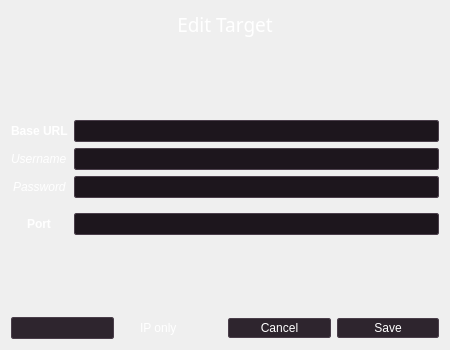
First picture: the form in core/qt5/EditTargetDialog.ui, repository 0xInfection/TIDoS-Framework, before the edit.
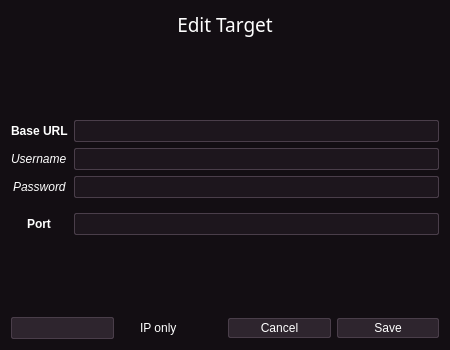
Second picture: the form after the edit. Icons and pictures are not drawn.

Commit message: Fixed Links + update README + fix GUI palette

Patch:
```diff
--- a/core/qt5/EditTargetDialog.ui
+++ b/core/qt5/EditTargetDialog.ui
@@ -16,6 +16,583 @@
     <verstretch>0</verstretch>
    </sizepolicy>
   </property>
+  <property name="palette">
+   <palette>
+    <active>
+     <colorrole role="WindowText">
+      <brush brushstyle="SolidPattern">
+       <color alpha="255">
+        <red>239</red>
+        <green>240</green>
+        <blue>241</blue>
+       </color>
+      </brush>
+     </colorrole>
+     <colorrole role="Button">
+      <brush brushstyle="SolidPattern">
+       <color alpha="255">
+        <red>33</red>
+        <green>25</green>
+        <blue>33</blue>
+       </color>
+      </brush>
+     </colorrole>
+     <colorrole role="Light">
+      <brush brushstyle="SolidPattern">
+       <color alpha="255">
+        <red>122</red>
+        <green>110</green>
+        <blue>122</blue>
+       </color>
+      </brush>
+     </colorrole>
+     <colorrole role="Midlight">
+      <brush brushstyle="SolidPattern">
+       <color alpha="255">
+        <red>122</red>
+        <green>110</green>
+        <blue>122</blue>
+       </color>
+      </brush>
+     </colorrole>
+     <colorrole role="Dark">
+      <brush brushstyle="SolidPattern">
+       <color alpha="255">
+        <red>122</red>
+        <green>110</green>
+        <blue>122</blue>
+       </color>
+      </brush>
+     </colorrole>
+     <colorrole role="Mid">
+      <brush brushstyle="SolidPattern">
+       <color alpha="255">
+        <red>122</red>
+        <green>110</green>
+        <blue>122</blue>
+       </color>
+      </brush>
+     </colorrole>
+     <colorrole role="Text">
+      <brush brushstyle="SolidPattern">
+       <color alpha="255">
+        <red>239</red>
+        <green>240</green>
+        <blue>241</blue>
+       </color>
+      </brush>
+     </colorrole>
+     <colorrole role="BrightText">
+      <brush brushstyle="SolidPattern">
+       <color alpha="255">
+        <red>255</red>
+        <green>255</green>
+        <blue>255</blue>
+       </color>
+      </brush>
+     </colorrole>
+     <colorrole role="ButtonText">
+      <brush brushstyle="SolidPattern">
+       <color alpha="255">
+        <red>239</red>
+        <green>240</green>
+        <blue>241</blue>
+       </color>
+      </brush>
+     </colorrole>
+     <colorrole role="Base">
+      <brush brushstyle="SolidPattern">
+       <color alpha="255">
+        <red>29</red>
+        <green>22</green>
+        <blue>29</blue>
+       </color>
+      </brush>
+     </colorrole>
+     <colorrole role="Window">
+      <brush brushstyle="SolidPattern">
+       <color alpha="255">
+        <red>19</red>
+        <green>14</green>
+        <blue>19</blue>
+       </color>
+      </brush>
+     </colorrole>
+     <colorrole role="Shadow">
+      <brush brushstyle="SolidPattern">
+       <color alpha="255">
+        <red>122</red>
+        <green>110</green>
+        <blue>122</blue>
+       </color>
+      </brush>
+     </colorrole>
+     <colorrole role="Highlight">
+      <brush brushstyle="SolidPattern">
+       <color alpha="255">
+        <red>39</red>
+        <green>29</green>
+        <blue>39</blue>
+       </color>
+      </brush>
+     </colorrole>
+     <colorrole role="HighlightedText">
+      <brush brushstyle="SolidPattern">
+       <color alpha="255">
+        <red>239</red>
+        <green>240</green>
+        <blue>241</blue>
+       </color>
+      </brush>
+     </colorrole>
+     <colorrole role="Link">
+      <brush brushstyle="SolidPattern">
+       <color alpha="255">
+        <red>148</red>
+        <green>134</green>
+        <blue>148</blue>
+       </color>
+      </brush>
+     </colorrole>
+     <colorrole role="LinkVisited">
+      <brush brushstyle="SolidPattern">
+       <color alpha="255">
+        <red>141</red>
+        <green>127</green>
+        <blue>141</blue>
+       </color>
+      </brush>
+     </colorrole>
+     <colorrole role="AlternateBase">
+      <brush brushstyle="SolidPattern">
+       <color alpha="255">
+        <red>29</red>
+        <green>22</green>
+        <blue>29</blue>
+       </color>
+      </brush>
+     </colorrole>
+     <colorrole role="NoRole">
+      <brush brushstyle="SolidPattern">
+       <color alpha="255">
+        <red>19</red>
+        <green>14</green>
+        <blue>19</blue>
+       </color>
+      </brush>
+     </colorrole>
+     <colorrole role="ToolTipBase">
+      <brush brushstyle="SolidPattern">
+       <color alpha="255">
+        <red>22</red>
+        <green>16</green>
+        <blue>22</blue>
+       </color>
+      </brush>
+     </colorrole>
+     <colorrole role="ToolTipText">
+      <brush brushstyle="SolidPattern">
+       <color alpha="255">
+        <red>239</red>
+        <green>240</green>
+        <blue>241</blue>
+       </color>
+      </brush>
+     </colorrole>
+     <colorrole role="PlaceholderText">
+      <brush brushstyle="SolidPattern">
+       <color alpha="128">
+        <red>239</red>
+        <green>240</green>
+        <blue>241</blue>
+       </color>
+      </brush>
+     </colorrole>
+    </active>
+    <inactive>
+     <colorrole role="WindowText">
+      <brush brushstyle="SolidPattern">
+       <color alpha="255">
+        <red>239</red>
+        <green>240</green>
+        <blue>241</blue>
+       </color>
+      </brush>
+     </colorrole>
+     <colorrole role="Button">
+      <brush brushstyle="SolidPattern">
+       <color alpha="255">
+        <red>33</red>
+        <green>25</green>
+        <blue>33</blue>
+       </color>
+      </brush>
+     </colorrole>
+     <colorrole role="Light">
+      <brush brushstyle="SolidPattern">
+       <color alpha="255">
+        <red>122</red>
+        <green>110</green>
+        <blue>122</blue>
+       </color>
+      </brush>
+     </colorrole>
+     <colorrole role="Midlight">
+      <brush brushstyle="SolidPattern">
+       <color alpha="255">
+        <red>122</red>
+        <green>110</green>
+        <blue>122</blue>
+       </color>
+      </brush>
+     </colorrole>
+     <colorrole role="Dark">
+      <brush brushstyle="SolidPattern">
+       <color alpha="255">
+        <red>122</red>
+        <green>110</green>
+        <blue>122</blue>
+       </color>
+      </brush>
+     </colorrole>
+     <colorrole role="Mid">
+      <brush brushstyle="SolidPattern">
+       <color alpha="255">
+        <red>122</red>
+        <green>110</green>
+        <blue>122</blue>
+       </color>
+      </brush>
+     </colorrole>
+     <colorrole role="Text">
+      <brush brushstyle="SolidPattern">
+       <color alpha="255">
+        <red>239</red>
+        <green>240</green>
+        <blue>241</blue>
+       </color>
+      </brush>
+     </colorrole>
+     <colorrole role="BrightText">
+      <brush brushstyle="SolidPattern">
+       <color alpha="255">
+        <red>255</red>
+        <green>255</green>
+        <blue>255</blue>
+       </color>
+      </brush>
+     </colorrole>
+     <colorrole role="ButtonText">
+      <brush brushstyle="SolidPattern">
+       <color alpha="255">
+        <red>239</red>
+        <green>240</green>
+        <blue>241</blue>
+       </color>
+      </brush>
+     </colorrole>
+     <colorrole role="Base">
+      <brush brushstyle="SolidPattern">
+       <color alpha="255">
+        <red>29</red>
+        <green>22</green>
+        <blue>29</blue>
+       </color>
+      </brush>
+     </colorrole>
+     <colorrole role="Window">
+      <brush brushstyle="SolidPattern">
+       <color alpha="255">
+        <red>19</red>
+        <green>14</green>
+        <blue>19</blue>
+       </color>
+      </brush>
+     </colorrole>
+     <colorrole role="Shadow">
+      <brush brushstyle="SolidPattern">
+       <color alpha="255">
+        <red>122</red>
+        <green>110</green>
+        <blue>122</blue>
+       </color>
+      </brush>
+     </colorrole>
+     <colorrole role="Highlight">
+      <brush brushstyle="SolidPattern">
+       <color alpha="255">
+        <red>39</red>
+        <green>29</green>
+        <blue>39</blue>
+       </color>
+      </brush>
+     </colorrole>
+     <colorrole role="HighlightedText">
+      <brush brushstyle="SolidPattern">
+       <color alpha="255">
+        <red>239</red>
+        <green>240</green>
+        <blue>241</blue>
+       </color>
+      </brush>
+     </colorrole>
+     <colorrole role="Link">
+      <brush brushstyle="SolidPattern">
+       <color alpha="255">
+        <red>148</red>
+        <green>134</green>
+        <blue>148</blue>
+       </color>
+      </brush>
+     </colorrole>
+     <colorrole role="LinkVisited">
+      <brush brushstyle="SolidPattern">
+       <color alpha="255">
+        <red>141</red>
+        <green>127</green>
+        <blue>141</blue>
+       </color>
+      </brush>
+     </colorrole>
+     <colorrole role="AlternateBase">
+      <brush brushstyle="SolidPattern">
+       <color alpha="255">
+        <red>29</red>
+        <green>22</green>
+        <blue>29</blue>
+       </color>
+      </brush>
+     </colorrole>
+     <colorrole role="NoRole">
+      <brush brushstyle="SolidPattern">
+       <color alpha="255">
+        <red>19</red>
+        <green>14</green>
+        <blue>19</blue>
+       </color>
+      </brush>
+     </colorrole>
+     <colorrole role="ToolTipBase">
+      <brush brushstyle="SolidPattern">
+       <color alpha="255">
+        <red>22</red>
+        <green>16</green>
+        <blue>22</blue>
+       </color>
+      </brush>
+     </colorrole>
+     <colorrole role="ToolTipText">
+      <brush brushstyle="SolidPattern">
+       <color alpha="255">
+        <red>239</red>
+        <green>240</green>
+        <blue>241</blue>
+       </color>
+      </brush>
+     </colorrole>
+     <colorrole role="PlaceholderText">
+      <brush brushstyle="SolidPattern">
+       <color alpha="128">
+        <red>239</red>
+        <green>240</green>
+        <blue>241</blue>
+       </color>
+      </brush>
+     </colorrole>
+    </inactive>
+    <disabled>
+     <colorrole role="WindowText">
+      <brush brushstyle="SolidPattern">
+       <color alpha="255">
+        <red>122</red>
+        <green>110</green>
+        <blue>122</blue>
+       </color>
+      </brush>
+     </colorrole>
+     <colorrole role="Button">
+      <brush brushstyle="SolidPattern">
+       <color alpha="255">
+        <red>33</red>
+        <green>25</green>
+        <blue>33</blue>
+       </color>
+      </brush>
+     </colorrole>
+     <colorrole role="Light">
+      <brush brushstyle="SolidPattern">
+       <color alpha="255">
+        <red>122</red>
+        <green>110</green>
+        <blue>122</blue>
+       </color>
+      </brush>
+     </colorrole>
+     <colorrole role="Midlight">
+      <brush brushstyle="SolidPattern">
+       <color alpha="255">
+        <red>122</red>
+        <green>110</green>
+        <blue>122</blue>
+       </color>
+      </brush>
+     </colorrole>
+     <colorrole role="Dark">
+      <brush brushstyle="SolidPattern">
+       <color alpha="255">
+        <red>122</red>
+        <green>110</green>
+        <blue>122</blue>
+       </color>
+      </brush>
+     </colorrole>
+     <colorrole role="Mid">
+      <brush brushstyle="SolidPattern">
+       <color alpha="255">
+        <red>122</red>
+        <green>110</green>
+        <blue>122</blue>
+       </color>
+      </brush>
+     </colorrole>
+     <colorrole role="Text">
+      <brush brushstyle="SolidPattern">
+       <color alpha="255">
+        <red>122</red>
+        <green>110</green>
+        <blue>122</blue>
+       </color>
+      </brush>
+     </colorrole>
+     <colorrole role="BrightText">
+      <brush brushstyle="SolidPattern">
+       <color alpha="255">
+        <red>255</red>
+        <green>255</green>
+        <blue>255</blue>
+       </color>
+      </brush>
+     </colorrole>
+     <colorrole role="ButtonText">
+      <brush brushstyle="SolidPattern">
+       <color alpha="255">
+        <red>122</red>
+        <green>110</green>
+        <blue>122</blue>
+       </color>
+      </brush>
+     </colorrole>
+     <colorrole role="Base">
+      <brush brushstyle="SolidPattern">
+       <color alpha="255">
+        <red>19</red>
+        <green>14</green>
+        <blue>19</blue>
+       </color>
+      </brush>
+     </colorrole>
+     <colorrole role="Window">
+      <brush brushstyle="SolidPattern">
+       <color alpha="255">
+        <red>19</red>
+        <green>14</green>
+        <blue>19</blue>
+       </color>
+      </brush>
+     </colorrole>
+     <colorrole role="Shadow">
+      <brush brushstyle="SolidPattern">
+       <color alpha="255">
+        <red>122</red>
+        <green>110</green>
+        <blue>122</blue>
+       </color>
+      </brush>
+     </colorrole>
+     <colorrole role="Highlight">
+      <brush brushstyle="SolidPattern">
+       <color alpha="255">
+        <red>18</red>
+        <green>13</green>
+        <blue>18</blue>
+       </color>
+      </brush>
+     </colorrole>
+     <colorrole role="HighlightedText">
+      <brush brushstyle="SolidPattern">
+       <color alpha="255">
+        <red>239</red>
+        <green>240</green>
+        <blue>241</blue>
+       </color>
+      </brush>
+     </colorrole>
+     <colorrole role="Link">
+      <brush brushstyle="SolidPattern">
+       <color alpha="255">
+        <red>148</red>
+        <green>134</green>
+        <blue>148</blue>
+       </color>
+      </brush>
+     </colorrole>
+     <colorrole role="LinkVisited">
+      <brush brushstyle="SolidPattern">
+       <color alpha="255">
+        <red>141</red>
+        <green>127</green>
+        <blue>141</blue>
+       </color>
+      </brush>
+     </colorrole>
+     <colorrole role="AlternateBase">
+      <brush brushstyle="SolidPattern">
+       <color alpha="255">
+        <red>29</red>
+        <green>22</green>
+        <blue>29</blue>
+       </color>
+      </brush>
+     </colorrole>
+     <colorrole role="NoRole">
+      <brush brushstyle="SolidPattern">
+       <color alpha="255">
+        <red>19</red>
+        <green>14</green>
+        <blue>19</blue>
+       </color>
+      </brush>
+     </colorrole>
+     <colorrole role="ToolTipBase">
+      <brush brushstyle="SolidPattern">
+       <color alpha="255">
+        <red>22</red>
+        <green>16</green>
+        <blue>22</blue>
+       </color>
+      </brush>
+     </colorrole>
+     <colorrole role="ToolTipText">
+      <brush brushstyle="SolidPattern">
+       <color alpha="255">
+        <red>239</red>
+        <green>240</green>
+        <blue>241</blue>
+       </color>
+      </brush>
+     </colorrole>
+     <colorrole role="PlaceholderText">
+      <brush brushstyle="SolidPattern">
+       <color alpha="128">
+        <red>239</red>
+        <green>240</green>
+        <blue>241</blue>
+       </color>
+      </brush>
+     </colorrole>
+    </disabled>
+   </palette>
+  </property>
   <property name="windowTitle">
    <string>Dialog</string>
   </property>
```
The commit also changes 456 other files.
